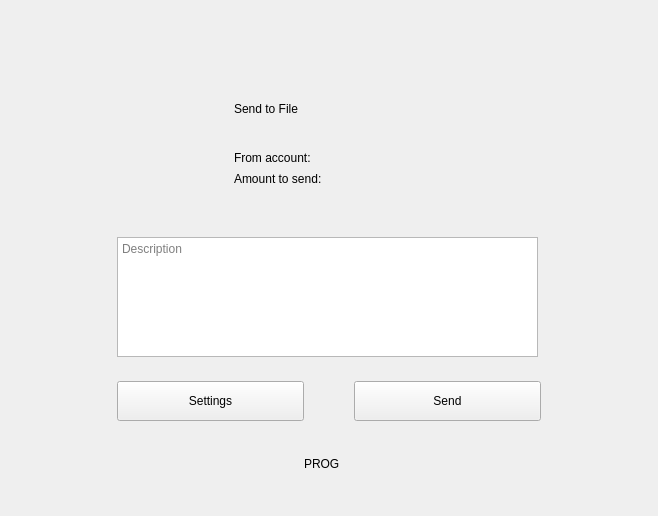
0xkobe/mwc-wallet, file windows_desktop/g_sendOffline.ui: the form before one commit.
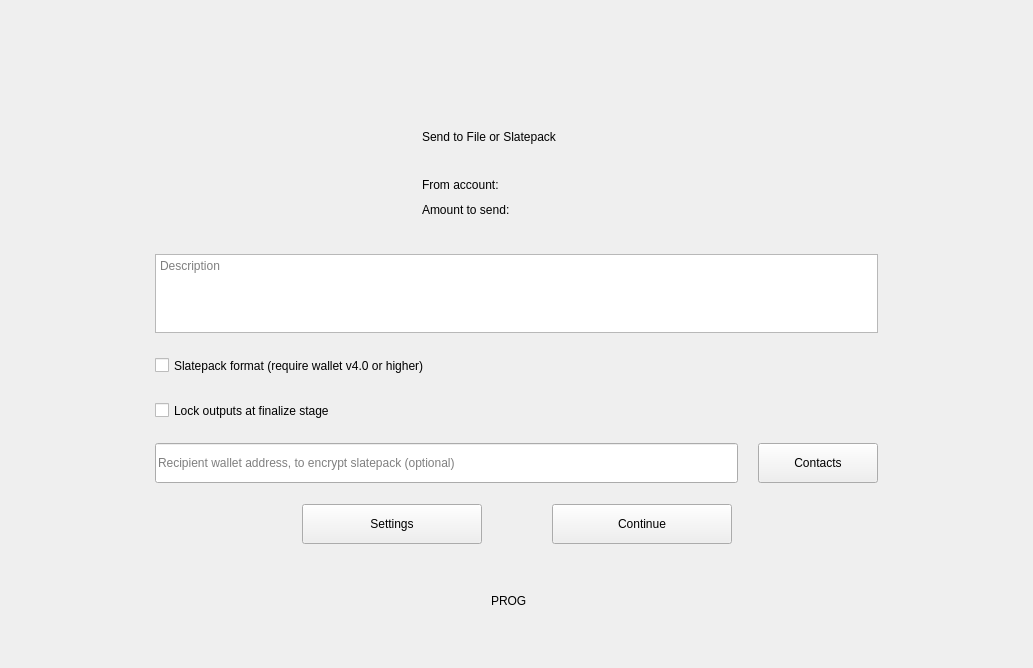
The form after the commit. Icons and pictures are not drawn. Custom widgets are drawn as their Qt base class.

Commit message: https://github.com/mwcproject/mwc-qt-wallet/issues/684 - Slatepacks integration

```diff
--- a/windows_desktop/g_sendOffline.ui
+++ b/windows_desktop/g_sendOffline.ui
@@ -6,8 +6,8 @@
    <rect>
     <x>0</x>
     <y>0</y>
-    <width>658</width>
-    <height>516</height>
+    <width>1033</width>
+    <height>668</height>
    </rect>
   </property>
   <property name="windowTitle">
@@ -31,7 +31,7 @@
     </spacer>
    </item>
    <item>
-    <layout class="QHBoxLayout" name="horizontalLayout">
+    <layout class="QHBoxLayout" name="horizontalLayout" stretch="1,5,1">
      <item>
       <spacer name="horizontalSpacer">
        <property name="orientation">
@@ -49,14 +49,14 @@
       <widget class="QFrame" name="frame_2">
        <property name="minimumSize">
         <size>
-         <width>424</width>
-         <height>330</height>
+         <width>550</width>
+         <height>420</height>
         </size>
        </property>
        <property name="maximumSize">
         <size>
-         <width>424</width>
-         <height>330</height>
+         <width>5500</width>
+         <height>420</height>
         </size>
        </property>
        <property name="frameShape">
@@ -65,43 +65,56 @@
        <property name="frameShadow">
         <enum>QFrame::Raised</enum>
        </property>
-       <widget class="control::MwcLabelSmall" name="amount2send">
-        <property name="geometry">
-         <rect>
-          <x>117</x>
-          <y>75</y>
-          <width>292</width>
-          <height>22</height>
-         </rect>
+       <layout class="QVBoxLayout" name="verticalLayout_3" stretch="0,1,0,0,0,0,0">
+        <property name="spacing">
+         <number>20</number>
         </property>
-        <property name="text">
-         <string>Amount to send:</string>
+        <property name="leftMargin">
+         <number>0</number>
         </property>
-        <property name="alignment">
-         <set>Qt::AlignLeading|Qt::AlignLeft|Qt::AlignVCenter</set>
+        <property name="topMargin">
+         <number>0</number>
         </property>
-       </widget>
-       <widget class="control::MwcLabelSmall" name="fromAccount">
-        <property name="geometry">
-         <rect>
-          <x>117</x>
-          <y>54</y>
-          <width>292</width>
-          <height>22</height>
-         </rect>
+        <property name="rightMargin">
+         <number>0</number>
         </property>
-        <property name="text">
-         <string>From account: </string>
+        <property name="bottomMargin">
+         <number>0</number>
         </property>
-        <property name="alignment">
-         <set>Qt::AlignLeading|Qt::AlignLeft|Qt::AlignVCenter</set>
-        </property>
-       </widget>
+        <item>
+         <layout class="QHBoxLayout" name="horizontalLayout_3">
+          <item>
+           <spacer name="horizontalSpacer_5">
+            <property name="orientation">
+             <enum>Qt::Horizontal</enum>
+            </property>
+            <property name="sizeHint" stdset="0">
+             <size>
+              <width>40</width>
+              <height>20</height>
+             </size>
+            </property>
+           </spacer>
+          </item>
+          <item>
+           <widget class="QWidget" name="widget_2" native="true">
+            <property name="minimumSize">
+             <size>
+              <width>410</width>
+              <height>110</height>
+             </size>
+            </property>
+            <property name="maximumSize">
+             <size>
+              <width>410</width>
+              <height>110</height>
+             </size>
+            </property>
        <widget class="QLabel" name="label">
         <property name="geometry">
          <rect>
-          <x>12</x>
-          <y>9</y>
+               <x>5</x>
+               <y>0</y>
           <width>67</width>
           <height>88</height>
          </rect>
@@ -119,30 +132,72 @@
        <widget class="control::MwcLabelLarge" name="label_2">
         <property name="geometry">
          <rect>
-          <x>117</x>
-          <y>3</y>
+               <x>110</x>
+               <y>0</y>
           <width>295</width>
           <height>25</height>
          </rect>
         </property>
         <property name="text">
-         <string>Send to File</string>
+              <string>Send to File or Slatepack</string>
         </property>
         <property name="alignment">
          <set>Qt::AlignLeading|Qt::AlignLeft|Qt::AlignVCenter</set>
         </property>
        </widget>
+            <widget class="control::MwcLabelSmall" name="fromAccount">
+             <property name="geometry">
+              <rect>
+               <x>110</x>
+               <y>50</y>
+               <width>292</width>
+               <height>22</height>
+              </rect>
+             </property>
+             <property name="text">
+              <string>From account: </string>
+             </property>
+             <property name="alignment">
+              <set>Qt::AlignLeading|Qt::AlignLeft|Qt::AlignVCenter</set>
+             </property>
+            </widget>
+            <widget class="control::MwcLabelSmall" name="amount2send">
+             <property name="geometry">
+              <rect>
+               <x>110</x>
+               <y>75</y>
+               <width>292</width>
+               <height>22</height>
+              </rect>
+             </property>
+             <property name="text">
+              <string>Amount to send:</string>
+             </property>
+             <property name="alignment">
+              <set>Qt::AlignLeading|Qt::AlignLeft|Qt::AlignVCenter</set>
+             </property>
+            </widget>
+           </widget>
+          </item>
+          <item>
+           <spacer name="horizontalSpacer_6">
+            <property name="orientation">
+             <enum>Qt::Horizontal</enum>
+            </property>
+            <property name="sizeHint" stdset="0">
+             <size>
+              <width>40</width>
+              <height>20</height>
+             </size>
+            </property>
+           </spacer>
+          </item>
+         </layout>
+        </item>
+        <item>
        <widget class="QTextEdit" name="descriptionEdit">
-        <property name="geometry">
-         <rect>
-          <x>0</x>
-          <y>144</y>
-          <width>421</width>
-          <height>120</height>
-         </rect>
-        </property>
         <property name="sizePolicy">
-         <sizepolicy hsizetype="Minimum" vsizetype="Minimum">
+           <sizepolicy hsizetype="Minimum" vsizetype="Preferred">
           <horstretch>0</horstretch>
           <verstretch>0</verstretch>
          </sizepolicy>
@@ -156,7 +211,7 @@
         <property name="maximumSize">
          <size>
           <width>16777215</width>
-          <height>120</height>
+            <height>12000</height>
          </size>
         </property>
         <property name="toolTip">
@@ -166,24 +221,156 @@
          <string>Description</string>
         </property>
        </widget>
+        </item>
+        <item>
+         <widget class="control::MwcCheckBox" name="slatepackCheck">
+          <property name="minimumSize">
+           <size>
+            <width>0</width>
+            <height>25</height>
+           </size>
+          </property>
+          <property name="focusPolicy">
+           <enum>Qt::StrongFocus</enum>
+          </property>
+          <property name="toolTip">
+           <string>Send slate more secure and compact format</string>
+          </property>
+          <property name="text">
+           <string>Slatepack format (require wallet v4.0 or higher)</string>
+          </property>
+          <property name="checked">
+           <bool>false</bool>
+          </property>
+         </widget>
+        </item>
+        <item>
+         <widget class="control::MwcCheckBox" name="lockOutputsLater">
+          <property name="minimumSize">
+           <size>
+            <width>0</width>
+            <height>25</height>
+           </size>
+          </property>
+          <property name="focusPolicy">
+           <enum>Qt::StrongFocus</enum>
+          </property>
+          <property name="toolTip">
+           <string>Pospone funds locking to finalize stage.</string>
+          </property>
+          <property name="text">
+           <string>Lock outputs at finalize stage</string>
+          </property>
+          <property name="checked">
+           <bool>false</bool>
+          </property>
+         </widget>
+        </item>
+        <item>
+         <layout class="QHBoxLayout" name="horizontalLayout_4">
+          <item>
+           <widget class="control::MwcLineEditNormal" name="recipientAddress">
+            <property name="sizePolicy">
+             <sizepolicy hsizetype="Minimum" vsizetype="Fixed">
+              <horstretch>0</horstretch>
+              <verstretch>0</verstretch>
+             </sizepolicy>
+            </property>
+            <property name="minimumSize">
+             <size>
+              <width>0</width>
+              <height>40</height>
+             </size>
+            </property>
+            <property name="maximumSize">
+             <size>
+              <width>16777215</width>
+              <height>40</height>
+             </size>
+            </property>
+            <property name="toolTip">
+             <string>Recipient wallet address to encrypt the slate</string>
+            </property>
+            <property name="maxLength">
+             <number>1024</number>
+            </property>
+            <property name="placeholderText">
+             <string>Recipient wallet address, to encrypt slatepack (optional)</string>
+            </property>
+           </widget>
+          </item>
+          <item>
+           <widget class="control::MwcPushButtonNormal" name="contactsButton">
+            <property name="minimumSize">
+             <size>
+              <width>120</width>
+              <height>40</height>
+             </size>
+            </property>
+            <property name="maximumSize">
+             <size>
+              <width>120</width>
+              <height>40</height>
+             </size>
+            </property>
+            <property name="cursor">
+             <cursorShape>PointingHandCursor</cursorShape>
+            </property>
+            <property name="focusPolicy">
+             <enum>Qt::StrongFocus</enum>
+            </property>
+            <property name="toolTip">
+             <string>Choose a contact for wallet address</string>
+            </property>
+            <property name="text">
+             <string>Contacts</string>
+            </property>
+           </widget>
+          </item>
+         </layout>
+        </item>
+        <item>
+         <spacer name="verticalSpacer_4">
+          <property name="orientation">
+           <enum>Qt::Vertical</enum>
+          </property>
+          <property name="sizeType">
+           <enum>QSizePolicy::Fixed</enum>
+          </property>
+          <property name="sizeHint" stdset="0">
+           <size>
+            <width>20</width>
+            <height>1</height>
+           </size>
+          </property>
+         </spacer>
+        </item>
+        <item>
+         <layout class="QHBoxLayout" name="horizontalLayout_5">
+          <item>
+           <spacer name="horizontalSpacer_8">
+            <property name="orientation">
+             <enum>Qt::Horizontal</enum>
+            </property>
+            <property name="sizeHint" stdset="0">
+             <size>
+              <width>40</width>
+              <height>20</height>
+             </size>
+            </property>
+           </spacer>
+          </item>
+          <item>
        <widget class="control::MwcPushButtonNormal" name="settingsBtn">
-        <property name="geometry">
-         <rect>
-          <x>0</x>
-          <y>288</y>
-          <width>187</width>
-          <height>40</height>
-         </rect>
-        </property>
         <property name="minimumSize">
          <size>
-          <width>0</width>
+              <width>180</width>
           <height>40</height>
          </size>
         </property>
         <property name="maximumSize">
          <size>
-          <width>16777215</width>
+              <width>180</width>
           <height>40</height>
          </size>
         </property>
@@ -197,24 +384,34 @@
          <string>Settings</string>
         </property>
        </widget>
+          </item>
+          <item>
+           <spacer name="horizontalSpacer_7">
+            <property name="orientation">
+             <enum>Qt::Horizontal</enum>
+            </property>
+            <property name="sizeType">
+             <enum>QSizePolicy::Fixed</enum>
+            </property>
+            <property name="sizeHint" stdset="0">
+             <size>
+              <width>50</width>
+              <height>20</height>
+             </size>
+            </property>
+           </spacer>
+          </item>
+          <item>
        <widget class="control::MwcPushButtonNormal" name="sendButton">
-        <property name="geometry">
-         <rect>
-          <x>237</x>
-          <y>288</y>
-          <width>187</width>
-          <height>40</height>
-         </rect>
-        </property>
         <property name="minimumSize">
          <size>
-          <width>0</width>
+              <width>180</width>
           <height>40</height>
          </size>
         </property>
         <property name="maximumSize">
          <size>
-          <width>16777215</width>
+              <width>180</width>
           <height>40</height>
          </size>
         </property>
@@ -225,9 +422,26 @@
          <string>Send MWC</string>
         </property>
         <property name="text">
-         <string>Send</string>
-        </property>
-       </widget>
+             <string>Continue</string>
+            </property>
+           </widget>
+          </item>
+          <item>
+           <spacer name="horizontalSpacer_9">
+            <property name="orientation">
+             <enum>Qt::Horizontal</enum>
+            </property>
+            <property name="sizeHint" stdset="0">
+             <size>
+              <width>40</width>
+              <height>20</height>
+             </size>
+            </property>
+           </spacer>
+          </item>
+         </layout>
+        </item>
+       </layout>
       </widget>
      </item>
      <item>
@@ -346,26 +560,36 @@
   </layout>
  </widget>
  <customwidgets>
+  <customwidget>
+   <class>control::MwcLabelLarge</class>
+   <extends>QLabel</extends>
+   <header>control_desktop/MwcLabel.h</header>
+  </customwidget>
   <customwidget>
    <class>control::MwcPushButtonNormal</class>
    <extends>QPushButton</extends>
    <header>control_desktop/MwcPushButton.h</header>
   </customwidget>
-  <customwidget>
-   <class>control::MwcLabelSmall</class>
-   <extends>QLabel</extends>
-   <header>control_desktop/MwcLabel.h</header>
-  </customwidget>
   <customwidget>
    <class>control::MwcLabelProgress</class>
    <extends>QLabel</extends>
    <header>control_desktop/MwcLabelProgress.h</header>
   </customwidget>
   <customwidget>
-   <class>control::MwcLabelLarge</class>
+   <class>control::MwcLineEditNormal</class>
+   <extends>QLineEdit</extends>
+   <header>control_desktop/MwcLineEdit.h</header>
+  </customwidget>
+  <customwidget>
+   <class>control::MwcLabelSmall</class>
    <extends>QLabel</extends>
    <header>control_desktop/MwcLabel.h</header>
   </customwidget>
+  <customwidget>
+   <class>control::MwcCheckBox</class>
+   <extends>QCheckBox</extends>
+   <header>control_desktop/MwcCheckBox.h</header>
+  </customwidget>
  </customwidgets>
  <resources>
   <include location="../resources_desktop.qrc"/>
```
Left out of the diff: 15 changed lines with no effect on the pictures. Lines whose indentation alone changed are shown as unchanged. The commit also changes 120 other files.
